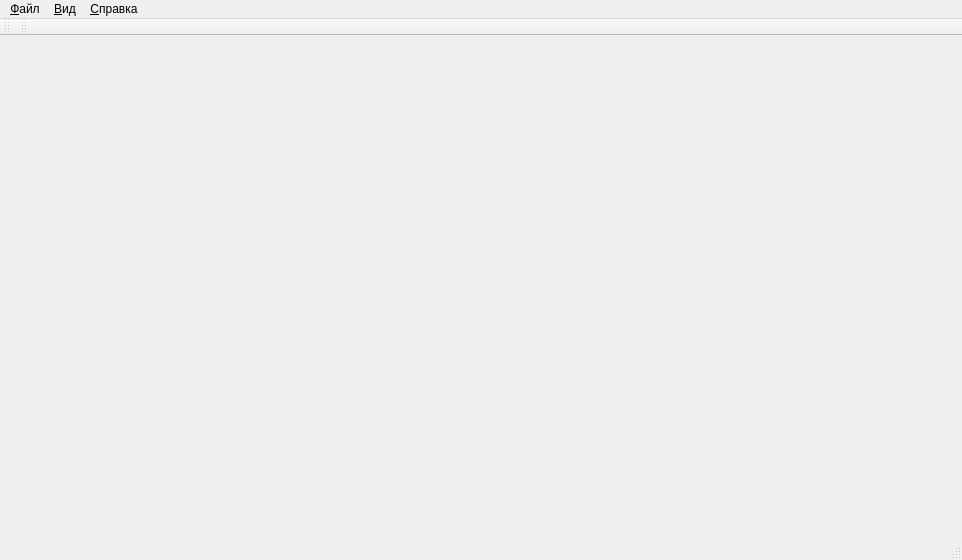
AnyaIliyina/geo, file view/MainWindow.ui: the form before one commit.
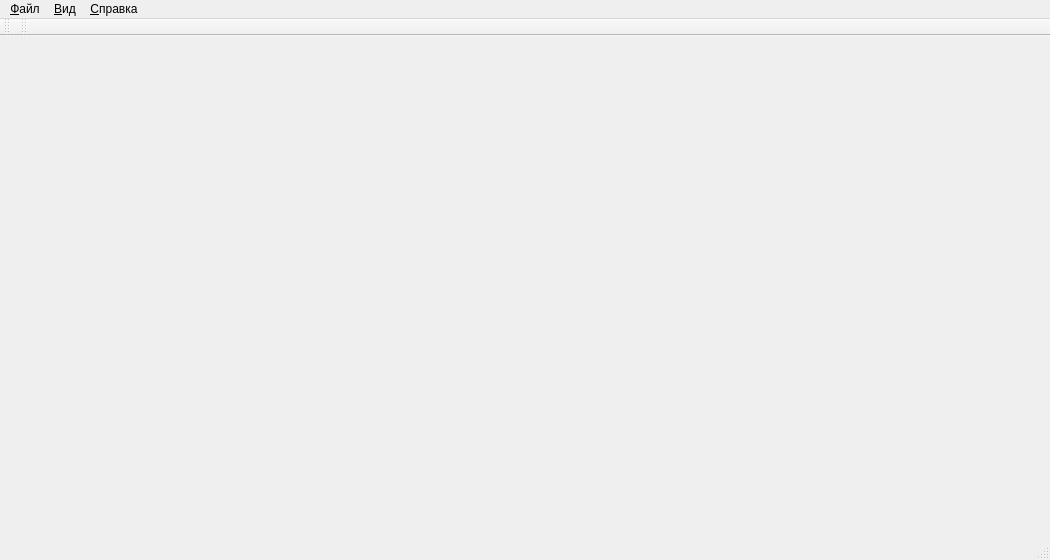
The form after the commit.

What changed in the file:
```diff
--- a/view/MainWindow.ui
+++ b/view/MainWindow.ui
@@ -6,13 +6,13 @@
    <rect>
     <x>0</x>
     <y>0</y>
-    <width>962</width>
+    <width>1050</width>
     <height>560</height>
    </rect>
   </property>
   <property name="minimumSize">
    <size>
-    <width>962</width>
+    <width>1050</width>
     <height>430</height>
    </size>
   </property>
@@ -36,7 +36,7 @@
     <rect>
      <x>0</x>
      <y>0</y>
-     <width>962</width>
+     <width>1050</width>
      <height>21</height>
     </rect>
    </property>
```
